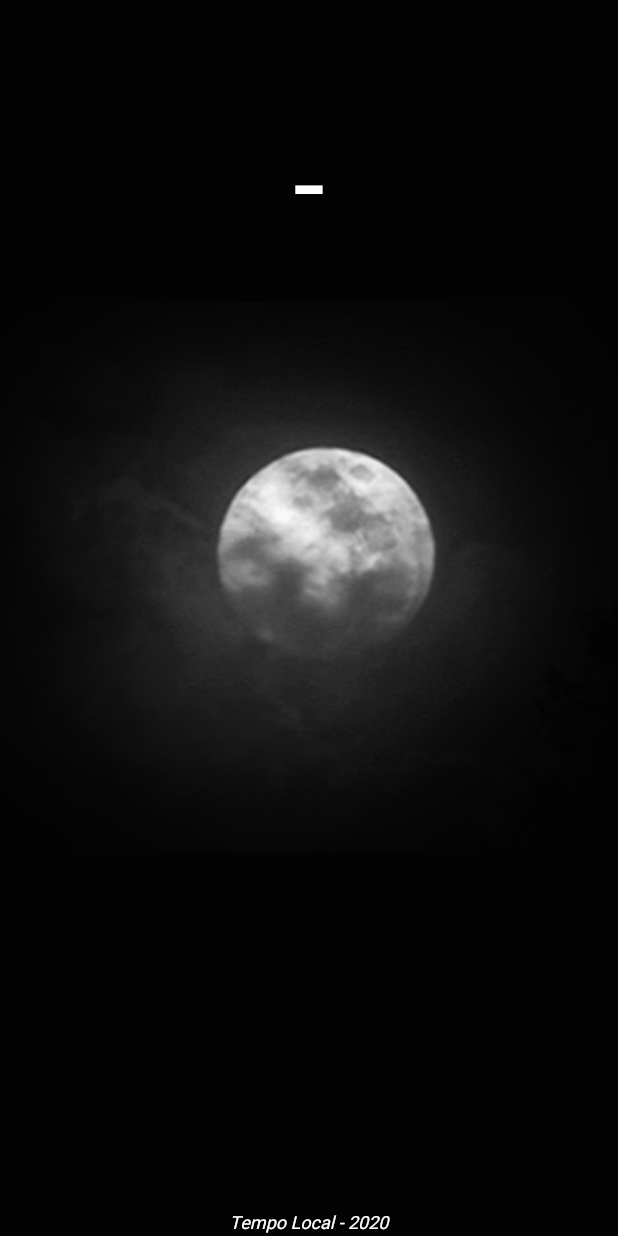
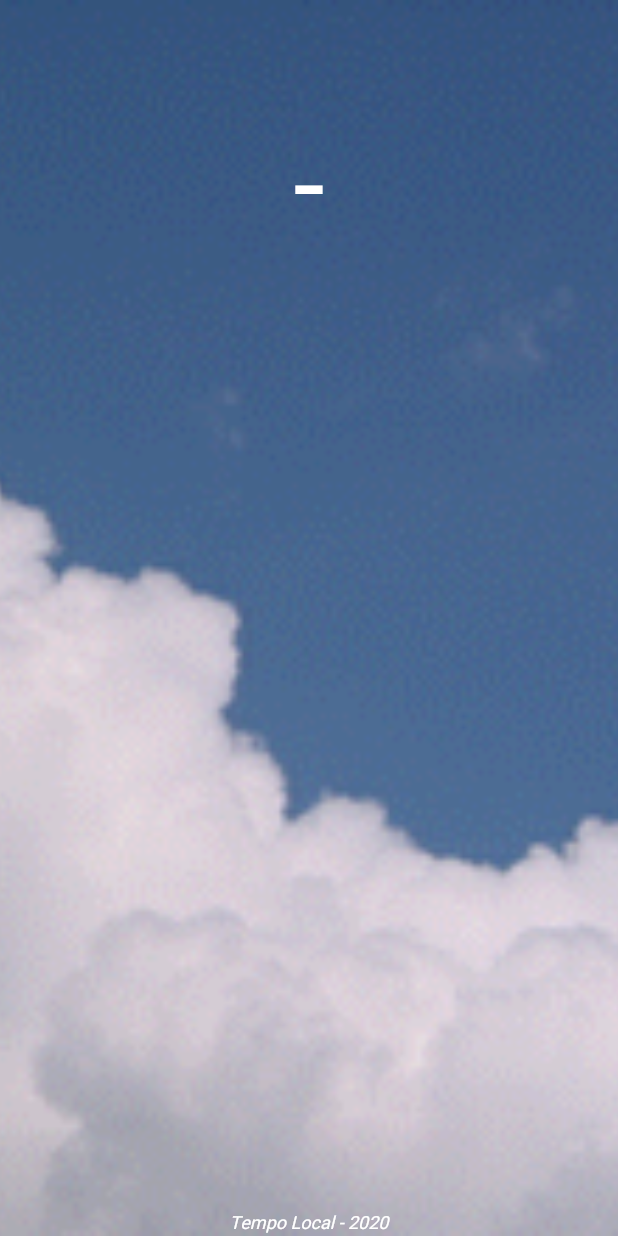
Before and after one commit to renantoniolo/clima_tempo_app, a Flutter app: the screen it shows after launch, on a phone screen of 412 x 824 dp. Run offline on Flutter 3.47's test engine with Material 2 defaults, Android fonts, the phone set to English and light mode, and no system bars; our stand-ins replace flutter_mobx, geolocator, mobx, splashscreen; generated files the repository leaves out were written again.

```diff
--- a/lib/widgets/image_background.widget.dart
+++ b/lib/widgets/image_background.widget.dart
@@ -9,7 +9,7 @@ class ImageBackground extends StatelessWidget {
       child: Image.asset(
         hourNow > 18 || hourNow < 6
             ? "assets/images/bgNight.gif"
-            : "assets/images/bgNight.gif",
+            : "assets/images/bgDay.gif",
         fit: BoxFit.cover,
         height: double.infinity,
         width: double.infinity,
```
Also changed, not shown: 2 other files.
